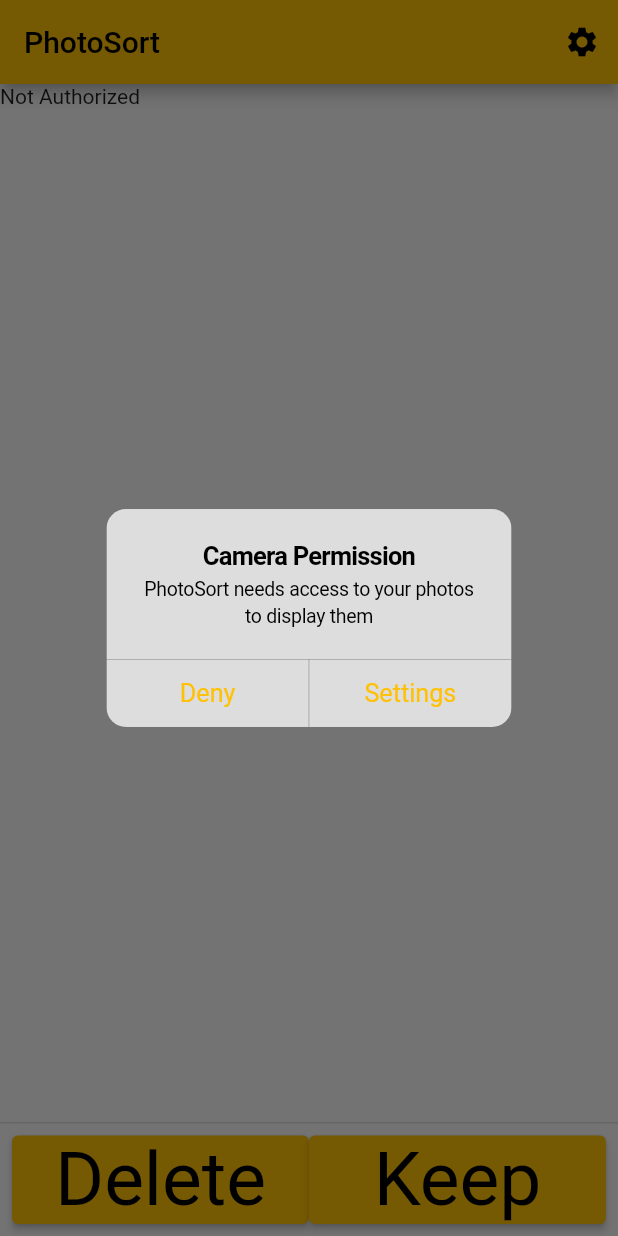
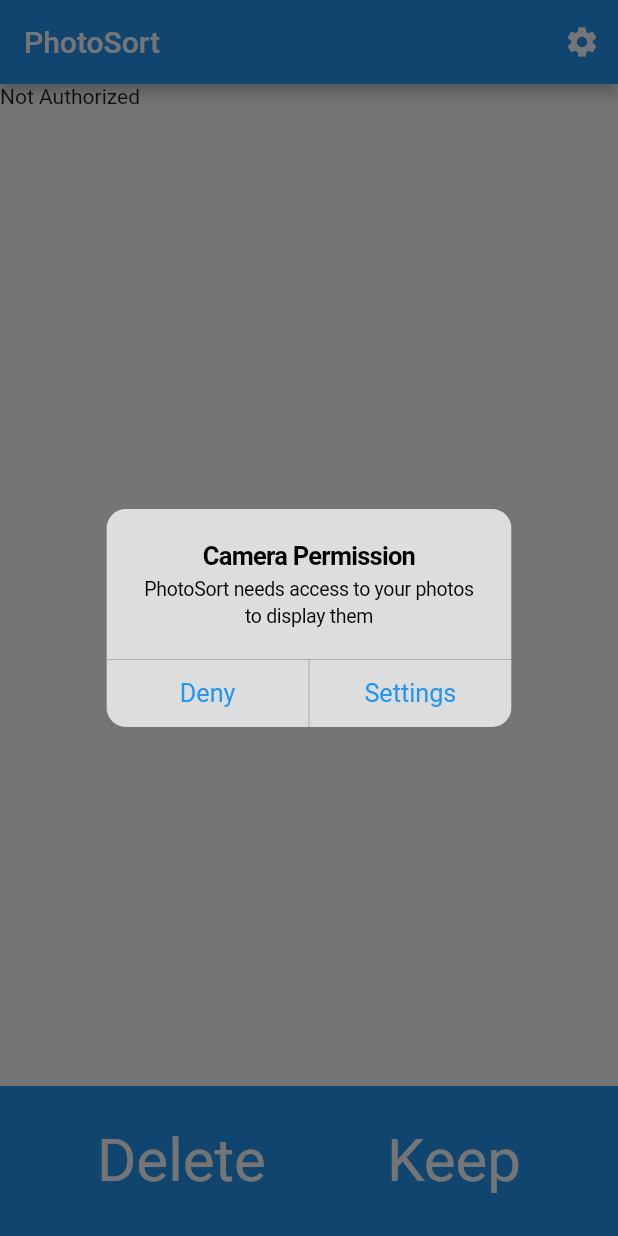
Before and after one commit to dustinstabinski/photosort, a Flutter app: the screen it shows after launch, on a phone screen of 412 x 824 dp. Run offline on Flutter 3.47's test engine with Material 2 defaults, Android fonts, the phone set to English and light mode, and no system bars; our stand-ins replace dio, image_gallery_saver, image_picker, liquid_swipe, permission_handler; missing offline and left inert: photo_manager.

```diff
--- a/photosort/lib/main.dart
+++ b/photosort/lib/main.dart
@@ -17,6 +17,9 @@
   @override
   Widget build(BuildContext context) {
     return MaterialApp(
-        theme: ThemeData(primarySwatch: Colors.amber), home: Photo());
+        theme: ThemeData(
+          scaffoldBackgroundColor: Colors.blue,
+        ),
+        home: Photo());
   }
 }
--- a/photosort/lib/photo.dart
+++ b/photosort/lib/photo.dart
@@ -7,6 +7,7 @@
 import 'package:flutter/cupertino.dart';
 import 'package:photo_manager/photo_manager.dart';
 import 'package:image_picker/image_picker.dart';
+import 'package:liquid_swipe/liquid_swipe.dart';
 import 'dart:math';
 import './settings.dart';
 
@@ -68,12 +69,18 @@
             return Text("Not Authorized");
           },
         ),
-        persistentFooterButtons: [_displayButtons()]);
+        bottomNavigationBar: Container(
+          child: _displayButtons(),
+          color: Colors.blue,
+          height: 100,
+        ),
+        // persistentFooterButtons: [_displayButtons()],
+        backgroundColor: Colors.white);
   }
 
   Widget _displayButtons() {
-    final ButtonStyle style =
-        TextButton.styleFrom(textStyle: const TextStyle(fontSize: 50));
+    final ButtonStyle style = TextButton.styleFrom(
+        textStyle: const TextStyle(fontSize: 40), elevation: 0);
     final keepButton = ElevatedButton(
         onPressed: () => {
               setState(() {
@@ -103,10 +110,10 @@
 
     l.add(deleteButton);
     l.add(keepButton);
-    return Container(
+    return Center(
         child: Row(
-      crossAxisAlignment: CrossAxisAlignment.stretch,
-      children: [Expanded(child: deleteButton), Expanded(child: keepButton)],
+      mainAxisAlignment: MainAxisAlignment.spaceEvenly,
+      children: [Center(child: deleteButton), Center(child: keepButton)],
     ));
   }
 
@@ -138,11 +145,19 @@
         WidgetsBinding.instance?.addPostFrameCallback((_) {
           setState(() {
             _imageOn = image;
+            _imagesSorted.add(image.id);
           });
         });
       }
       File imageFile = (await image.file)!;
       var decodedImage = await decodeImageFromList(imageFile.readAsBytesSync());
+      return finalImage(decodedImage, imageFile);
+    } else {
+      return Text("No pictures found");
+    }
+  }
+
+  Widget finalImage(decodedImage, imageFile) {
     if (decodedImage.height > decodedImage.width) {
       return Image.file(
         imageFile,
@@ -152,9 +167,6 @@
       );
     }
     return Center(child: Image.file(imageFile));
-    } else {
-      return Text("No pictures found");
-    }
   }
 
   Future<bool> _requestPermission(Permission permission) async {
--- a/photosort/pubspec.yaml
+++ b/photosort/pubspec.yaml
@@ -41,6 +41,7 @@
   permission_handler: ^8.3.0
   image_picker: ^0.8.4+4
   settings_ui: ^1.0.0
+  liquid_swipe: ^2.1.1
 
 dev_dependencies:
   flutter_test:
```
Lines whose indentation alone changed are shown as unchanged.
